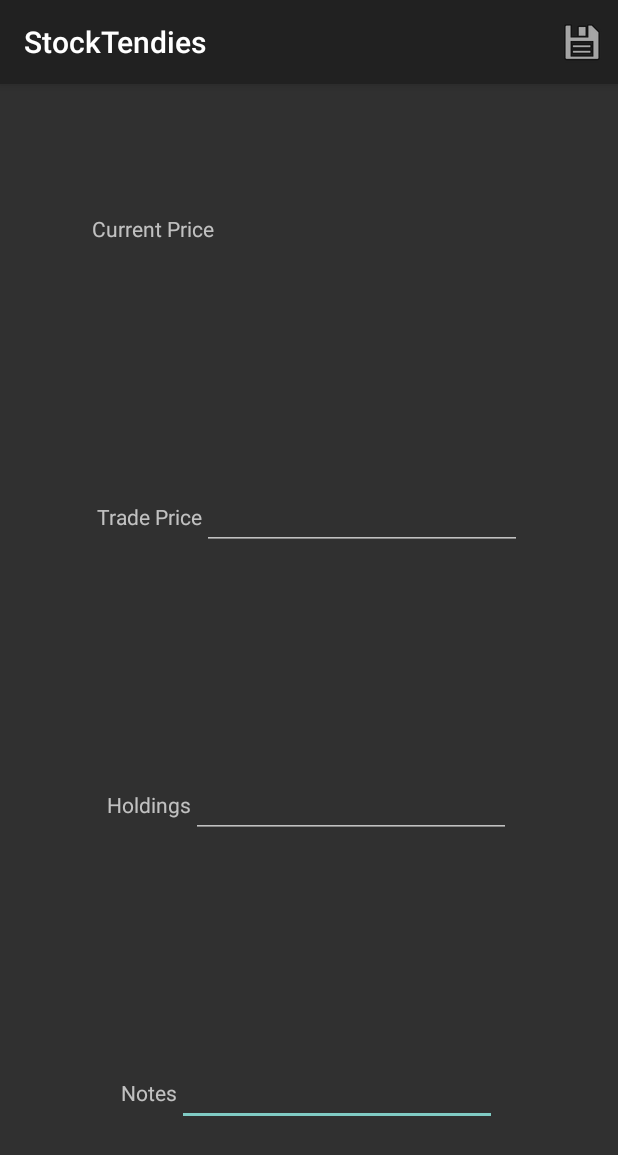
After one commit to jamesjlee/StockTendies, an Android app: the EnterTendiesHoldings screen opened directly, with no data from a screen before it, on a phone screen of 412 x 824 dp. The commit adds this screen. Shown: the top 1155 px of the screen. Run offline under Robolectric (Android 15) with nearby library versions, the phone set to English and light mode, and no system bars; 1 statement that could not run was skipped.

```diff
--- /dev/null
+++ b/app/src/main/java/co/crisdev/stocktendies/EnterTendiesHoldings.java
@@ -0,0 +1,104 @@
+package co.crisdev.stocktendies;
+
+import android.app.Activity;
+import android.app.AlertDialog;
+import android.content.Context;
+import android.content.DialogInterface;
+import android.content.Intent;
+import android.content.SharedPreferences;
+import android.os.Bundle;
+import android.support.annotation.Nullable;
+import android.view.Menu;
+import android.view.MenuItem;
+import android.widget.EditText;
+import android.widget.SearchView;
+import android.widget.TextView;
+import android.widget.Toast;
+
+import java.util.HashSet;
+import java.util.Set;
+
+/**
+ * Created by lee on 2/7/18.
+ */
+
+public class EnterTendiesHoldings extends Activity {
+    private TextView tickerTv;
+    private TextView currPriceTv;
+    private EditText tradePriceEt;
+    private TextView holdingsTv;
+    private TextView notes;
+    private SharedPreferences sharedPreferences;
+
+
+    @Override
+    protected void onCreate(@Nullable Bundle savedInstanceState) {
+        super.onCreate(savedInstanceState);
+        setContentView(R.layout.enter_tendies_holdings);
+
+
+        tickerTv = (TextView) findViewById(R.id.ticker);
+        currPriceTv = (TextView) findViewById(R.id.currentPrice);
+        tradePriceEt = (EditText) findViewById(R.id.tradePrice);
+        holdingsTv = (TextView) findViewById(R.id.holdings);
+        notes = (TextView) findViewById(R.id.notesInput);
+
+        Intent intentExtras = getIntent();
+        Bundle bundle = intentExtras.getExtras();
+
+        if(!bundle.isEmpty()) {
+            boolean hasTicker = bundle.containsKey("ticker");
+            boolean hasPrice = bundle.containsKey("price");
+
+            if(hasTicker && hasPrice) {
+                String ticker = bundle.getString("ticker");
+                String currPrice = bundle.getString("price");
+
+                tickerTv.setText(ticker.toUpperCase());
+                currPriceTv.setText(currPrice);
+                tradePriceEt.setText(currPrice.substring(1, currPrice.length()));
+                tradePriceEt.setText(currPrice.substring(1, currPrice.length()));
+            }
+        }
+    }
+
+    @Override
+    public boolean onCreateOptionsMenu(Menu menu) {
+        getMenuInflater().inflate(R.menu.save_holdings, menu);
+        return true;
+    }
+
+    @Override
+    public boolean onOptionsItemSelected(MenuItem item) {
+        switch (item.getItemId()) {
+            case R.id.save:
+                Set<String> holdingsList = new HashSet<>();
+                Set<String> tradePriceList = new HashSet<>();
+                Set<String> notesList = new HashSet<>();
+                SharedPreferences.Editor editor;
+                sharedPreferences = getApplicationContext().getSharedPreferences(getString(R.string.tendiesPrefs), Context.MODE_PRIVATE);
+                editor = sharedPreferences.edit();
+
+                if(!sharedPreferences.getStringSet(tickerTv.getText()+"_holdings_list", holdingsList).isEmpty() && !sharedPreferences.getStringSet(tickerTv.getText()+"_trade_price_list", tradePriceList).isEmpty() && !sharedPreferences.getStringSet(tickerTv.getText()+"_notes_list", notesList).isEmpty()) {
+                    holdingsList = sharedPreferences.getStringSet(tickerTv.getText()+"_holdings_list", holdingsList);
+                    tradePriceList = sharedPreferences.getStringSet(tickerTv.getText()+"_trade_price_list", tradePriceList);
+                    notesList = sharedPreferences.getStringSet(tickerTv.getText()+"_notes_list", notesList);
+                }
+                holdingsList.add(holdingsTv.getText().toString());
+                tradePriceList.add(tradePriceEt.getText().toString());
+                notesList.add(notes.getText().toString());
+                editor.putStringSet(tickerTv.getText()+"_holdings_list", holdingsList);
+                editor.putStringSet(tickerTv.getText()+"_trade_price_list", tradePriceList);
+                editor.putStringSet(tickerTv.getText()+"_notes_list", tradePriceList);
+                editor.commit();
+
+                Intent intent = new Intent(this, MainActivity.class);
+                startActivity(intent);
+                break;
+            default:
+                break;
+        }
+
+        return true;
+    }
+}
--- /dev/null
+++ b/app/src/main/res/layout/enter_tendies_holdings.xml
@@ -0,0 +1,138 @@
+<?xml version="1.0" encoding="utf-8"?>
+<android.support.constraint.ConstraintLayout
+    xmlns:android="http://schemas.android.com/apk/res/android"
+    xmlns:app="http://schemas.android.com/apk/res-auto"
+    xmlns:tools="http://schemas.android.com/tools"
+    android:layout_width="match_parent"
+    android:layout_height="match_parent">
+
+
+    <android.support.constraint.Guideline
+        android:layout_width="wrap_content"
+        android:layout_height="wrap_content"
+        android:id="@+id/horizontalGuideline0"
+        app:layout_constraintGuide_percent="0.00"
+        android:orientation="horizontal"/>
+
+    <android.support.constraint.Guideline
+        android:layout_width="wrap_content"
+        android:layout_height="wrap_content"
+        android:id="@+id/horizontalGuideline1"
+        app:layout_constraintGuide_percent="0.25"
+        android:orientation="horizontal"/>
+
+    <android.support.constraint.Guideline
+        android:layout_width="wrap_content"
+        android:layout_height="wrap_content"
+        android:id="@+id/horizontalGuideline2"
+        app:layout_constraintGuide_percent="0.50"
+        android:orientation="horizontal"/>
+
+    <android.support.constraint.Guideline
+        android:layout_width="wrap_content"
+        android:layout_height="wrap_content"
+        android:id="@+id/horizontalGuideline3"
+        app:layout_constraintGuide_percent="0.75"
+        android:orientation="horizontal"/>
+
+    <android.support.constraint.Guideline
+        android:layout_width="wrap_content"
+        android:layout_height="wrap_content"
+        android:id="@+id/horizontalGuideline4"
+        app:layout_constraintGuide_percent="1.00"
+        android:orientation="horizontal"/>
+
+
+    <TextView
+        android:id="@+id/ticker"
+        android:layout_width="wrap_content"
+        android:layout_height="wrap_content"
+        app:layout_constraintLeft_toRightOf="parent"
+        app:layout_constraintRight_toLeftOf="parent"
+        app:layout_constraintTop_toBottomOf="@id/horizontalGuideline0"
+        app:layout_constraintBottom_toTopOf="@id/currentPrice"/>
+
+    <TextView
+        android:id="@+id/notesLabel"
+        android:layout_width="wrap_content"
+        android:layout_height="wrap_content"
+        android:text="@string/notesLabel"
+        app:layout_constraintLeft_toRightOf="parent"
+        app:layout_constraintRight_toLeftOf="@id/notesInput"
+        app:layout_constraintTop_toBottomOf="@id/horizontalGuideline3"
+        app:layout_constraintBottom_toTopOf="@id/horizontalGuideline4"/>
+
+    <TextView
+        android:id="@+id/tradePriceLabel"
+        android:layout_width="wrap_content"
+        android:layout_height="wrap_content"
+        android:text="@string/tradePriceLabel"
+        app:layout_constraintLeft_toRightOf="parent"
+        app:layout_constraintRight_toLeftOf="@id/tradePrice"
+        app:layout_constraintTop_toBottomOf="@id/horizontalGuideline1"
+        app:layout_constraintBottom_toTopOf="@id/horizontalGuideline2" />
+
+    <TextView
+        android:id="@+id/currentPriceLabel"
+        android:layout_width="wrap_content"
+        android:layout_height="wrap_content"
+        android:text="@string/currentPriceLabel"
+        app:layout_constraintLeft_toRightOf="parent"
+        app:layout_constraintRight_toLeftOf="@id/currentPrice"
+        app:layout_constraintTop_toBottomOf="@id/horizontalGuideline0"
+        app:layout_constraintBottom_toTopOf="@id/horizontalGuideline1"/>
+
+    <TextView
+        android:id="@+id/holdingsLabel"
+        android:layout_width="wrap_content"
+        android:layout_height="wrap_content"
+        android:text="@string/holdingsLabel"
+        app:layout_constraintLeft_toRightOf="parent"
+        app:layout_constraintRight_toLeftOf="@id/holdings"
+        app:layout_constraintTop_toBottomOf="@id/horizontalGuideline2"
+        app:layout_constraintBottom_toTopOf="@id/horizontalGuideline3"/>
+
+    <EditText
+        android:id="@+id/notesInput"
+        android:layout_width="wrap_content"
+        android:layout_height="wrap_content"
+        android:ems="10"
+        android:inputType="textMultiLine"
+        app:layout_constraintLeft_toRightOf="@id/notesLabel"
+        app:layout_constraintRight_toLeftOf="parent"
+        app:layout_constraintTop_toBottomOf="@id/horizontalGuideline3"
+        app:layout_constraintBottom_toTopOf="@id/horizontalGuideline4"/>
+
+    <TextView
+        android:id="@+id/currentPrice"
+        android:layout_width="wrap_content"
+        android:layout_height="wrap_content"
+        android:ems="13"
+        app:layout_constraintLeft_toRightOf="@id/currentPriceLabel"
+        app:layout_constraintRight_toLeftOf="parent"
+        app:layout_constraintTop_toBottomOf="@id/horizontalGuideline0"
+        app:layout_constraintBottom_toTopOf="@id/horizontalGuideline1"/>
+
+    <EditText
+        android:id="@+id/tradePrice"
+        android:layout_width="wrap_content"
+        android:layout_height="wrap_content"
+        android:ems="10"
+        android:inputType="numberDecimal"
+        app:layout_constraintLeft_toRightOf="@id/tradePriceLabel"
+        app:layout_constraintRight_toLeftOf="parent"
+        app:layout_constraintTop_toBottomOf="@id/horizontalGuideline1"
+        app:layout_constraintBottom_toTopOf="@id/horizontalGuideline2" />
+
+    <EditText
+        android:id="@+id/holdings"
+        android:layout_width="wrap_content"
+        android:layout_height="wrap_content"
+        android:ems="10"
+        android:inputType="numberDecimal"
+        app:layout_constraintLeft_toRightOf="@id/holdingsLabel"
+        app:layout_constraintRight_toLeftOf="parent"
+        app:layout_constraintTop_toBottomOf="@id/horizontalGuideline2"
+        app:layout_constraintBottom_toTopOf="@id/horizontalGuideline3"/>
+
+</android.support.constraint.ConstraintLayout>
--- /dev/null
+++ b/app/src/main/res/menu/save_holdings.xml
@@ -0,0 +1,12 @@
+<?xml version="1.0" encoding="utf-8"?>
+<menu xmlns:android="http://schemas.android.com/apk/res/android" xmlns:app="http://schemas.android.com/apk/res-auto"
+    xmlns:tools="http://schemas.android.com/tools" tools:context=".MainActivity">
+
+    <item
+        android:id="@+id/save"
+        android:enabled="true"
+        android:icon="@android:drawable/ic_menu_save"
+        android:title="@string/saveHoldings"
+        android:visible="true"
+        android:showAsAction="always" />
+</menu>
--- a/app/src/main/res/values/strings.xml
+++ b/app/src/main/res/values/strings.xml
@@ -15,4 +15,9 @@
     <string name="tendiesPrefs">TendiesPrefsFile</string>
     <string name="tenderDayChange">Change</string>
     <string name="sharesText">Ts</string>
+    <string name="notesLabel">Notes</string>
+    <string name="currentPriceLabel">Current Price</string>
+    <string name="tradePriceLabel">Trade Price</string>
+    <string name="holdingsLabel">Holdings</string>
+    <string name="saveHoldings">Save</string>
 </resources>
```
Also changed, not shown: app/src/main/AndroidManifest.xml (+9 -0 lines), app/src/main/java/co/crisdev/stocktendies/AddTendiesToPortfolio.java (+16 -1 lines), app/src/main/java/co/crisdev/stocktendies/MainActivity.java (+29 -4 lines), app/src/main/java/co/crisdev/stocktendies/MyListAdapter.java (+53 -4 lines), app/src/main/java/co/crisdev/stocktendies/Tender.java (+11 -1 lines), app/src/main/res/layout/tendies_row.xml (+15 -36 lines).
